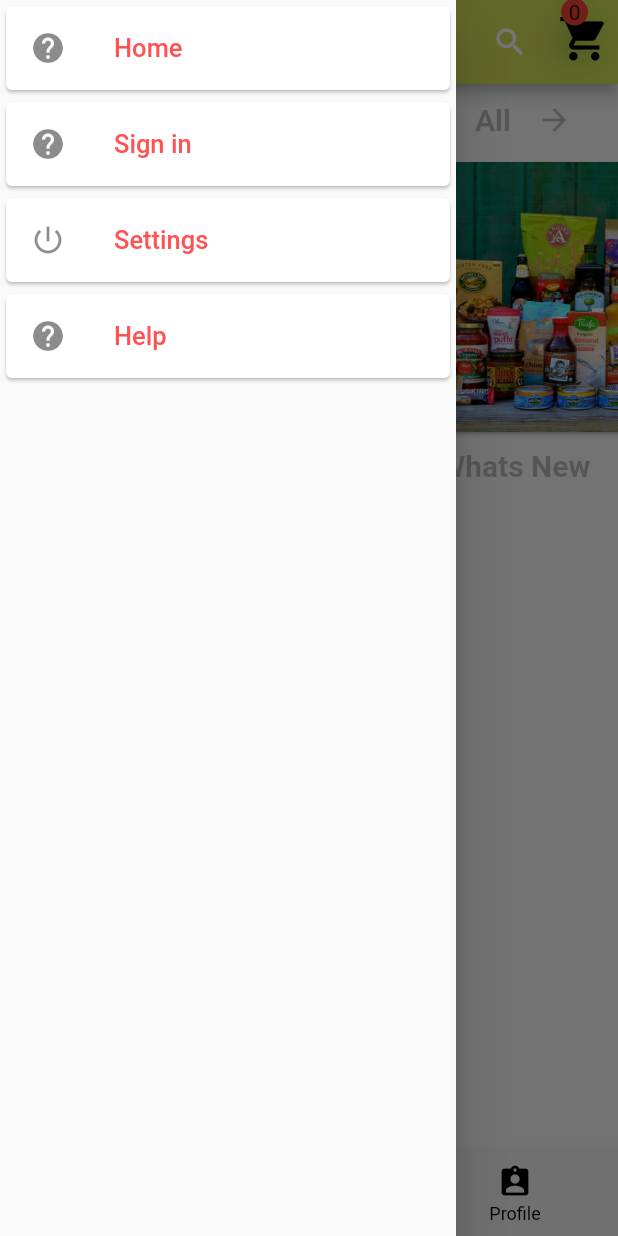
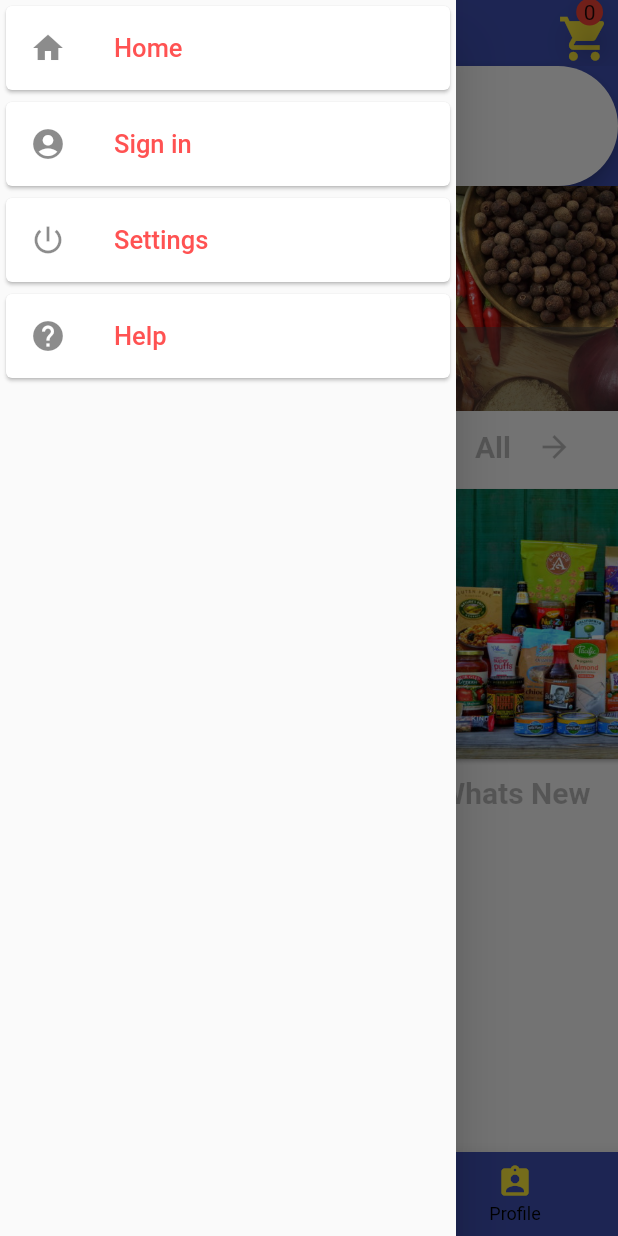
Before and after one commit to ranaraj1983/basketApp-phase1, a Flutter app: the screen it shows after launch, with the side drawer open, on a phone screen of 412 x 824 dp. Run offline on Flutter 3.47's test engine with Material 2 defaults, Android fonts, the phone set to English and light mode, and no system bars; drawn by our look-alikes of badges, carousel_pro; our stand-ins replace cached_network_image, cloud_firestore, firebase_auth, firebase_storage, flutter_mobx, font_awesome_flutter and 6 more; missing offline and left inert: flappy_search_bar, flutter_full_pdf_viewer, flutter_range_slider, syncfusion_flutter_core, syncfusion_flutter_pdf; accounts and stored records are empty; generated files the repository leaves out were written again; Roboto replaces fonts that are missing (Oxygen).

Commit message:
phase 2 new feature

```diff
--- a/lib/HomeScreen.dart
+++ b/lib/HomeScreen.dart
@@ -6,8 +6,10 @@ import 'package:basketapp/widget/Custom_AppBar.dart';
 import 'package:basketapp/widget/Custom_Drawer.dart';
 import 'package:basketapp/widget/Navigation_Drwer.dart';
 import 'package:basketapp/widget/WidgetFactory.dart';
+import 'package:carousel_pro/carousel_pro.dart';
 import 'package:firebase_auth/firebase_auth.dart';
 import 'package:flutter/material.dart';
+import 'package:geolocator/geolocator.dart';
 
 const String _kGalleryAssetsPackage = 'flutter_gallery_assets';
 
@@ -82,6 +84,7 @@ class home extends State<Home_screen> {
   @override
   void initState() {
     super.initState();
+
     Auth().getCurrentUser().then((user) {
       setState(() {
         firebaseUser = user;
@@ -98,17 +101,33 @@ class home extends State<Home_screen> {
         theme.textTheme.headline5.copyWith(color: Colors.black54);
     final TextStyle descriptionStyle = theme.textTheme.subhead;
     ShapeBorder shapeBorder;
+    var deviceData = MediaQuery.of(context);
 
     return Scaffold(
       key: _scaffoldKey,
       drawer: Navigation_Drawer(new Auth()),
-      bottomNavigationBar: Custom_AppBar().getButtomNavigation(
-          context, firebaseUser),
+      bottomNavigationBar:
+          Custom_AppBar().getButtomNavigation(context, firebaseUser),
       appBar: Custom_AppBar().getAppBar(context),
       body: new SingleChildScrollView(
         child: Container(
           child: new Column(children: <Widget>[
-            new Row(
+            Row(children: [
+              SizedBox(
+                  height: 150.0,
+                  width: deviceData.size.width,
+                  child: Carousel(
+                    images: [
+                      ExactAssetImage("images/masala.jpg"),
+                      ExactAssetImage("images/spices.jpg"),
+                      ExactAssetImage("images/brandlogo.png"),
+                      ExactAssetImage("images/groceries.jpg"),
+                      ExactAssetImage("images/masala3.jpeg"),
+                      ExactAssetImage("images/masala4.jpeg")
+                    ],
+                  )),
+            ]),
+            Row(
                 mainAxisSize: MainAxisSize.max,
                 mainAxisAlignment: MainAxisAlignment.spaceEvenly,
                 children: <Widget>[
@@ -410,6 +429,7 @@ class home extends State<Home_screen> {
     );
   }
 
+
   Icon keyloch = new Icon(
     Icons.arrow_forward,
     color: Colors.black26,
--- a/lib/help_screen.dart
+++ b/lib/help_screen.dart
@@ -1,4 +1,3 @@
-
 import 'package:basketapp/database/Auth.dart';
 import 'package:basketapp/item_details.dart';
 import 'package:basketapp/widget/Custom_AppBar.dart';
--- a/lib/main.dart
+++ b/lib/main.dart
@@ -34,7 +34,7 @@ class MyApp extends StatelessWidget {
       ),
 
       //home: new Item_Screen(),
-      home: new MyHomePage(title: 'Go Mudi Grocery Shop'),
+      home: MyHomePage(title: 'Go Mudi Grocery Shop'),
     );
   }
 }
@@ -79,7 +79,7 @@ class _MyHomePageState extends State<MyHomePage> {
         width: 250.0,
         height: 250.0,
         child: new Image.asset(
-          'images/gro_TEST.jpg',
+          'images/logo.png',
         ),
       ),
     );
--- a/lib/widget/Custom_AppBar.dart
+++ b/lib/widget/Custom_AppBar.dart
@@ -1,14 +1,18 @@
 import 'package:basketapp/Account_screen.dart';
+import 'package:basketapp/CustomOrder_Screen.dart';
 import 'package:basketapp/HomeScreen.dart';
 import 'package:basketapp/checkout_screen.dart';
 import 'package:basketapp/database/Auth.dart';
 import 'package:basketapp/database/DataCollection.dart';
 import 'package:basketapp/widget/WidgetFactory.dart';
 import 'package:firebase_auth/firebase_auth.dart';
+import 'package:flappy_search_bar/flappy_search_bar.dart';
+import 'package:flappy_search_bar/search_bar_style.dart';
 import 'package:flutter/material.dart';
 import 'package:basketapp/widget/Cart_Counter.dart';
 import 'package:basketapp/model/Product_Item.dart';
 import 'package:flutter_mobx/flutter_mobx.dart';
+import 'package:google_fonts/google_fonts.dart';
 import 'package:mobx/mobx.dart';
 import 'package:badges/badges.dart';
 
@@ -242,18 +246,26 @@ class Custom_AppBar {
       title: Row(
         mainAxisAlignment: MainAxisAlignment.center,
         children: [
-          Image.asset(
-            'images/goMudilogo.png',
-            fit: BoxFit.contain,
-            height: 32,
+          Text("Go Mudi", style: GoogleFonts.getFont('Roboto')),
+        ],
+      ),
+      bottom: PreferredSize(
+        preferredSize: const Size.fromHeight(68.0),
+        child: SizedBox(
+          height: 80,
+          //padding: EdgeInsets.all(1.0),
+          child: SearchBar(
+            searchBarStyle: SearchBarStyle(
+              backgroundColor: Colors.yellow,
+              padding: EdgeInsets.all(1),
+              borderRadius: BorderRadius.circular(10),
+            ),
           ),
-
-        ],
-
+        ),
       ),
-      backgroundColor: Colors.lime[400],
+      //backgroundColor: Colors.lime[400],
       actions: <Widget>[
-        IconButton(
+        /*IconButton(
           tooltip: 'Search',
           icon: const Icon(Icons.search),
           onPressed: () {
@@ -262,7 +274,7 @@ class Custom_AppBar {
               delegate: ItemSearchDelegate(),
             );
           },
-        ),
+        ),*/
 
         Observer(
             builder: (_) =>
@@ -272,13 +284,12 @@ class Custom_AppBar {
                     Badge(
                       elevation: 10,
                       toAnimate: false,
-                      position: BadgePosition.topRight(top: -5, right: 20),
+                      position: BadgePosition.topRight(top: -5, right: 10),
                       badgeContent: Text("${cartCounter.cartList.length}"),
                       child: IconButton(
-                        icon: Icon(
-                            Icons.shopping_cart, color: Colors.black, size: 35),
-                        onPressed: () =>
-                        {
+                        icon: Icon(Icons.shopping_cart,
+                            color: Colors.yellow, size: 35),
+                        onPressed: () => {
                           Navigator.push(
                               context,
                               MaterialPageRoute(
@@ -287,37 +298,7 @@ class Custom_AppBar {
                         },
                       ),
                     ),
-                    /* Positioned(
-                      child: IconButton(
-                        icon: Icon(Icons.shopping_cart, color: Colors.black),
-                        onPressed: () =>
-                        {
-                          Navigator.push(
-                              context,
-                              MaterialPageRoute(
-                                builder: (context) => Checkout(),
-                              ))
-                        },
-                      ),
-                    ),*/
-                    /* Positioned(
 
-                      child: Container(
-                        child: Text(
-                          "${cartCounter.cartList.length}",
-                          style: TextStyle(
-                              fontSize: 30, backgroundColor: Colors.pink),
-                        ),
-                        decoration: BoxDecoration(
-                            color: Colors.white,
-                            borderRadius: BorderRadius.only(
-                                topLeft: Radius.circular(16.0),
-                                topRight: Radius.circular(16.0)
-                            )
-                        ),
-                      ),
-
-                    ),*/
                   ],
                 )
 
@@ -342,6 +323,9 @@ class Custom_AppBar {
     } else if (index == 1) {
       print("inside offer");
       var categoryList = DataCollection().getCategories();
+      Navigator.push(context, MaterialPageRoute(
+        builder: (context) => CustomOrder_Screen(),
+      ));
       categoryList.then((value) {
         value.documents.forEach((element) {
           //element.documentID;
@@ -364,23 +348,24 @@ class Custom_AppBar {
 
   Widget getButtomNavigation(BuildContext context, FirebaseUser firebaseUser) {
     return BottomNavigationBar(
+
       items: const <BottomNavigationBarItem>[
         BottomNavigationBarItem(
-          icon: Icon(Icons.home),
-          title: Text('Home'),
+          icon: Icon(Icons.home, color: Colors.yellow),
+          title: Text('Home', style: TextStyle(color: Colors.yellow)),
         ),
         BottomNavigationBarItem(
-          icon: Icon(Icons.card_giftcard),
-          title: Text('Offer'),
+          icon: Icon(Icons.card_giftcard, color: Colors.yellow),
+          title: Text('Add Item', style: TextStyle(color: Colors.yellow)),
         ),
         BottomNavigationBarItem(
-          icon: Icon(Icons.assignment_ind),
-          title: Text('Profile'),
+          icon: Icon(Icons.assignment_ind, color: Colors.yellow),
+          title: Text('Profile', style: TextStyle(color: Colors.yellow)),
         ),
       ],
       currentIndex: selectedPosition,
       type: BottomNavigationBarType.fixed,
-      backgroundColor: Colors.grey.shade100,
+      backgroundColor: Colors.indigo,
       selectedItemColor: Colors.blue,
       unselectedItemColor: Colors.black,
       onTap: (index) {
--- a/lib/widget/Navigation_Drwer.dart
+++ b/lib/widget/Navigation_Drwer.dart
@@ -1,4 +1,5 @@
 import 'dart:io';
+import 'package:basketapp/Feedback_Screen.dart';
 import 'package:basketapp/HomeScreen.dart';
 import 'package:basketapp/admin/AdminConsole.dart';
 import 'package:basketapp/database/Auth.dart';
@@ -9,6 +10,7 @@ import 'package:basketapp/setting_screen.dart';
 import 'package:basketapp/widget/WidgetFactory.dart';
 import 'package:firebase_auth/firebase_auth.dart';
 import 'package:flutter/material.dart';
+import 'package:geolocator/geolocator.dart';
 
 class Navigation_Drawer extends StatefulWidget {
   Navigation_Drawer(this.auth);
@@ -25,14 +27,19 @@ enum AuthStatus {
 }
 
 class _Navigation_Drawer extends State<Navigation_Drawer> {
-  String name = 'My Wishlist';
   AuthStatus authStatus = AuthStatus.noSignIn;
   FirebaseUser firebaseUser;
   File _image;
+  final Geolocator geolocator = Geolocator()..forceAndroidLocationManager;
+
+  Position _currentPosition;
+  String _currentAddress;
 
   @override
   void initState() {
     super.initState();
+    _getCurrentLocation();
+    _getAddressFromLatLng();
     widget.auth.getCurrentUser().then((userId) {
       setState(() {
         authStatus = userId == null ? AuthStatus.noSignIn : AuthStatus.SignIn;
@@ -50,15 +57,18 @@ class _Navigation_Drawer extends State<Navigation_Drawer> {
 
   Widget _getUserProfile() {
     return UserAccountsDrawerHeader(
-      accountName: Text("Rana"),
-      accountEmail: Text("rana@log.in"),
+      //accountName: Text("Rana"),
+      accountEmail: Text("${firebaseUser.email}"),
       currentAccountPicture: CircleAvatar(
         backgroundColor: Colors.black,
-        child: Text("Prana"),
+        child: WidgetFactory()
+            .getImageFromDatabase(context, firebaseUser.photoUrl),
+
       ),
       otherAccountsPictures: [
         CircleAvatar(
           backgroundColor: Colors.black,
+          backgroundImage: ExactAssetImage('images/logo.png'),
           child: Text("K"),
         ),
       ],
@@ -106,6 +116,15 @@ class _Navigation_Drawer extends State<Navigation_Drawer> {
         children: <Widget>[
           _getUserProfile(),
           //_getNavBarListWidget(name, Icons.favorite),
+          Card(
+            child: _currentAddress == null ? CircularProgressIndicator() : Row(
+              children: [
+                Icon(Icons.location_city),
+
+                Text(_currentAddress),
+              ],
+            ),
+          ),
           new Divider(),
           _getNavBarListWidget("Order History", Icons.history),
           new Divider(),
@@ -117,8 +136,8 @@ class _Navigation_Drawer extends State<Navigation_Drawer> {
           new Divider(),
           _getNavBarListWidget("Logout", Icons.local_grocery_store),
           new Divider(),
-          _getNavBarListWidget("Admin", Icons.local_grocery_store),
-          new Divider(),
+          _getNavBarListWidget("Feedback", Icons.feedback),
+          //new Divider(),
         ],
       ),
     );
@@ -161,7 +180,11 @@ class _Navigation_Drawer extends State<Navigation_Drawer> {
             } else if (text == "Dashboard") {} else if (text == "Admin") {
               Navigator.push(context,
                   MaterialPageRoute(builder: (context) => AdminConsole()));
-            } else if (text == "Order History") {
+            } else if (text == "Feedback") {
+              Navigator.push(context,
+                  MaterialPageRoute(builder: (context) => Feedback_Screen()));
+            }
+            else if (text == "Order History") {
               Navigator.push(context,
                   MaterialPageRoute(
                       builder: (context) => OderHistory_Screen()));
@@ -177,11 +200,11 @@ class _Navigation_Drawer extends State<Navigation_Drawer> {
       child: ListView(
         children: <Widget>[
           _getHeaderWidget(),
-          _getNavBarListWidget("Home", Icons.help),
-          _getNavBarListWidget("Sign in", Icons.help),
+          _getNavBarListWidget("Home", Icons.home),
+          _getNavBarListWidget("Sign in", Icons.account_circle),
           _getNavBarListWidget("Settings", Icons.power_settings_new),
           _getNavBarListWidget("Help", Icons.help),
-          //_getNavBarListWidget("Sign in", Icons.airline_seat_flat),
+          //_getNavBarListWidget("Feedback", Icons.feedback),
         ],
       ),
     );
@@ -197,6 +220,35 @@ class _Navigation_Drawer extends State<Navigation_Drawer> {
     }
   }
 
+  _getCurrentLocation() {
+    geolocator
+        .getCurrentPosition(desiredAccuracy: LocationAccuracy.best)
+        .then((Position position) {
+      setState(() {
+        _currentPosition = position;
+      });
+
+      _getAddressFromLatLng();
+    }).catchError((e) {
+      print(e);
+    });
+  }
+
+  _getAddressFromLatLng() async {
+    try {
+      List<Placemark> p = await geolocator.placemarkFromCoordinates(
+          _currentPosition.latitude, _currentPosition.longitude);
+
+      Placemark place = p[0];
+
+      setState(() {
+        _currentAddress =
+        "${place.name}, ${place.locality}, ${place.postalCode}";
+      });
+    } catch (e) {
+      print(e);
+    }
+  }
 
   Widget _getHeaderWidget() {
     return Container(
```
Also changed, not shown: lib/CustomOrder_Screen.dart (added, +145 -0 lines), lib/Feedback_Screen.dart (added, +18 -0 lines), lib/database/DataCollection.dart (+18 -0 lines), lib/widget/AppCustomTheme.dart (added, +65 -0 lines), lib/widget/app_theme.dart (added, +95 -0 lines), pubspec.yaml (+9 -1 lines), images/BWFJi9.jpg (added), images/brandlogo.png (added), images/masala.jpg (added), images/masala3.jpeg (added), images/masala4.jpeg (added), images/new_spices.jpeg (added), images/spices.jpg (added), pubspec.lock, 1 other file.
